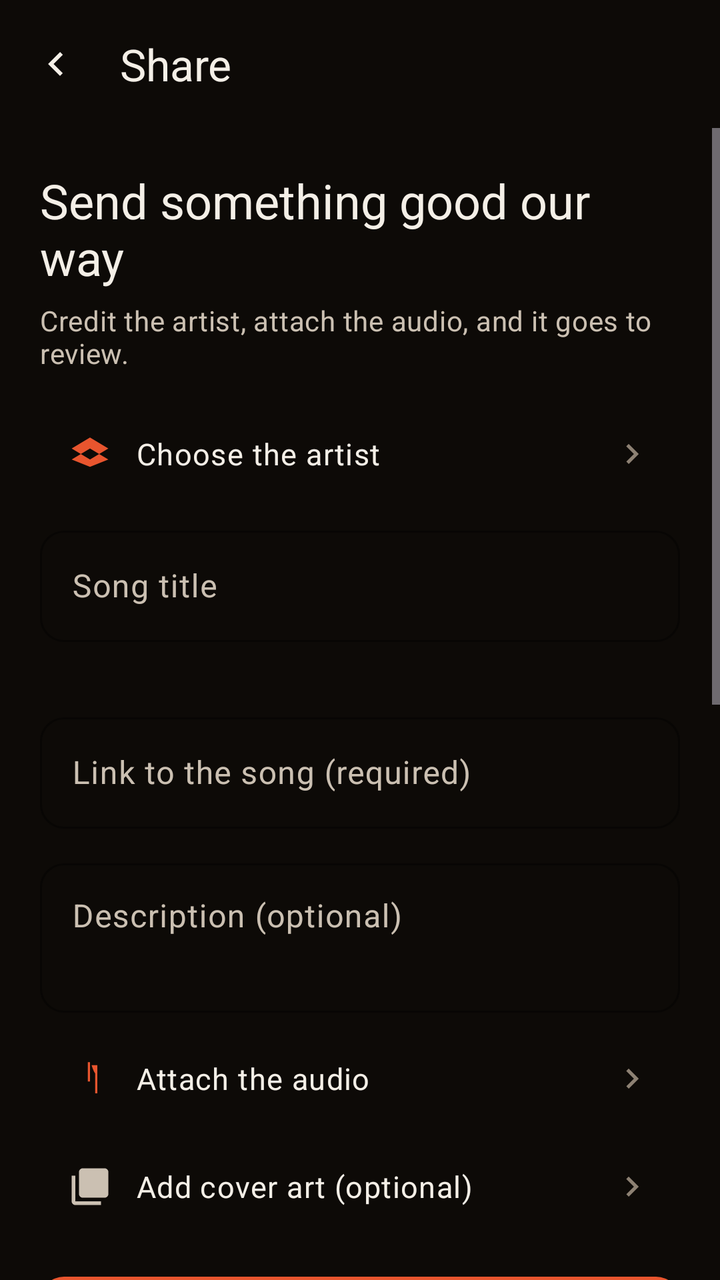
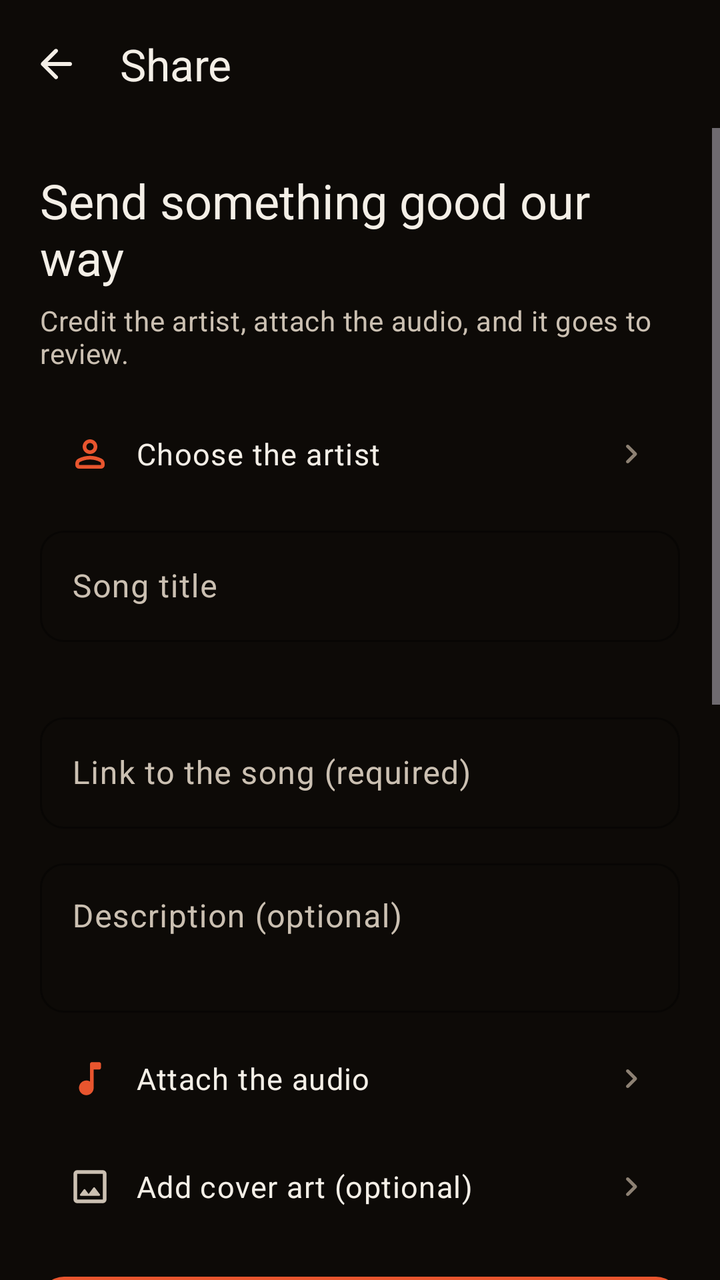

Before-and-after screenshots of an Android layout around one commit, followed by the original layout XML and the change that was made.
<!-- AndroidManifest.xml: activity theme Theme.Oru -->
<!-- res/layout/activity_share.xml -->
<?xml version="1.0" encoding="utf-8"?>
<androidx.coordinatorlayout.widget.CoordinatorLayout
    xmlns:android="http://schemas.android.com/apk/res/android"
    xmlns:app="http://schemas.android.com/apk/res-auto"
    android:layout_width="match_parent"
    android:layout_height="match_parent"
    android:background="@color/paper_deep">

    <com.google.android.material.appbar.AppBarLayout
        android:layout_width="match_parent"
        android:layout_height="wrap_content"
        android:background="@color/paper_deep">

        <com.google.android.material.appbar.MaterialToolbar
            android:id="@+id/toolbar"
            android:layout_width="match_parent"
            android:layout_height="?attr/actionBarSize"
            app:navigationIcon="@drawable/ic_arrow_left"
            app:navigationIconTint="@color/ink"
            app:title="Share"
            app:titleTextColor="@color/ink" />

    </com.google.android.material.appbar.AppBarLayout>

    <ScrollView
        android:layout_width="match_parent"
        android:layout_height="match_parent"
        android:fillViewport="true"
        app:layout_behavior="@string/appbar_scrolling_view_behavior">

        <LinearLayout
            android:layout_width="match_parent"
            android:layout_height="wrap_content"
            android:orientation="vertical"
            android:padding="20dp">

            <TextView
                android:layout_width="match_parent"
                android:layout_height="wrap_content"
                android:text="Send something good our way"
                android:textAppearance="@style/TextAppearance.Oru.Headline"
                android:textColor="@color/ink" />

            <TextView
                android:layout_width="match_parent"
                android:layout_height="wrap_content"
                android:layout_marginTop="6dp"
                android:text="Credit the artist, attach the audio, and it goes to review."
                android:textAppearance="@style/TextAppearance.Oru.BodySoft"
                android:textColor="@color/ink_soft" />

            <LinearLayout
                android:id="@+id/artistButton"
                android:layout_width="match_parent"
                android:layout_height="wrap_content"
                android:layout_marginTop="16dp"
                android:background="?attr/selectableItemBackground"
                android:gravity="center_vertical"
                android:orientation="horizontal"
                android:padding="14dp">

                <ImageView
                    android:layout_width="22dp"
                    android:layout_height="22dp"
                    android:contentDescription="@null"
                    android:src="@drawable/ic_artist"
                    android:tint="@color/flame" />

                <TextView
                    android:id="@+id/artistText"
                    android:layout_width="0dp"
                    android:layout_height="wrap_content"
                    android:layout_marginStart="12dp"
                    android:layout_weight="1"
                    android:ellipsize="end"
                    android:maxLines="1"
                    android:text="Choose the artist"
                    android:textAppearance="@style/TextAppearance.Oru.Body"
                    android:textColor="@color/ink" />

                <ImageView
                    android:layout_width="20dp"
                    android:layout_height="20dp"
                    android:contentDescription="@null"
                    android:src="@drawable/ic_chevron_right"
                    android:tint="@color/ink_faint" />

            </LinearLayout>

            <com.google.android.material.textfield.TextInputLayout
                android:id="@+id/titleLayout"
                style="@style/Widget.Oru.TextInputLayout"
                android:layout_width="match_parent"
                android:layout_height="wrap_content"
                android:layout_marginTop="8dp"
                android:hint="Song title"
                app:errorEnabled="true">

                <com.google.android.material.textfield.TextInputEditText
                    android:id="@+id/titleEditText"
                    android:layout_width="match_parent"
                    android:layout_height="wrap_content"
                    android:inputType="textCapSentences"
                    android:maxLines="1" />

            </com.google.android.material.textfield.TextInputLayout>

            <com.google.android.material.textfield.TextInputLayout
                android:id="@+id/sourceLayout"
                style="@style/Widget.Oru.TextInputLayout"
                android:layout_width="match_parent"
                android:layout_height="wrap_content"
                android:layout_marginTop="12dp"
                android:hint="Link to the song (required)">

                <com.google.android.material.textfield.TextInputEditText
                    android:id="@+id/sourceEditText"
                    android:layout_width="match_parent"
                    android:layout_height="wrap_content"
                    android:inputType="textUri"
                    android:maxLines="1" />

            </com.google.android.material.textfield.TextInputLayout>

            <com.google.android.material.textfield.TextInputLayout
                android:id="@+id/descriptionLayout"
                style="@style/Widget.Oru.TextInputLayout"
                android:layout_width="match_parent"
                android:layout_height="wrap_content"
                android:layout_marginTop="12dp"
                android:hint="Description (optional)">

                <com.google.android.material.textfield.TextInputEditText
                    android:id="@+id/descriptionEditText"
                    android:layout_width="match_parent"
                    android:layout_height="wrap_content"
                    android:gravity="top"
                    android:inputType="textCapSentences|textMultiLine"
                    android:minLines="2" />

            </com.google.android.material.textfield.TextInputLayout>

            <LinearLayout
                android:id="@+id/audioButton"
                android:layout_width="match_parent"
                android:layout_height="wrap_content"
                android:layout_marginTop="8dp"
                android:background="?attr/selectableItemBackground"
                android:gravity="center_vertical"
                android:orientation="horizontal"
                android:padding="14dp">

                <ImageView
                    android:layout_width="22dp"
                    android:layout_height="22dp"
                    android:contentDescription="@null"
                    android:src="@drawable/ic_music"
                    android:tint="@color/flame" />

                <TextView
                    android:id="@+id/audioText"
                    android:layout_width="0dp"
                    android:layout_height="wrap_content"
                    android:layout_marginStart="12dp"
                    android:layout_weight="1"
                    android:ellipsize="middle"
                    android:maxLines="1"
                    android:text="Attach the audio"
                    android:textAppearance="@style/TextAppearance.Oru.Body"
                    android:textColor="@color/ink" />

                <ImageView
                    android:layout_width="20dp"
                    android:layout_height="20dp"
                    android:contentDescription="@null"
                    android:src="@drawable/ic_chevron_right"
                    android:tint="@color/ink_faint" />

            </LinearLayout>

            <LinearLayout
                android:id="@+id/coverButton"
                android:layout_width="match_parent"
                android:layout_height="wrap_content"
                android:layout_marginTop="4dp"
                android:background="?attr/selectableItemBackground"
                android:gravity="center_vertical"
                android:orientation="horizontal"
                android:padding="14dp">

                <ImageView
                    android:layout_width="22dp"
                    android:layout_height="22dp"
                    android:contentDescription="@null"
                    android:src="@drawable/ic_library"
                    android:tint="@color/ink_soft" />

                <TextView
                    android:id="@+id/coverText"
                    android:layout_width="0dp"
                    android:layout_height="wrap_content"
                    android:layout_marginStart="12dp"
                    android:layout_weight="1"
                    android:ellipsize="middle"
                    android:maxLines="1"
                    android:text="Add cover art (optional)"
                    android:textAppearance="@style/TextAppearance.Oru.Body"
                    android:textColor="@color/ink" />

                <ImageView
                    android:layout_width="20dp"
                    android:layout_height="20dp"
                    android:contentDescription="@null"
                    android:src="@drawable/ic_chevron_right"
                    android:tint="@color/ink_faint" />

            </LinearLayout>

            <com.google.android.material.button.MaterialButton
                android:id="@+id/shareButton"
                style="@style/Widget.Oru.Button"
                android:layout_width="match_parent"
                android:layout_height="wrap_content"
                android:layout_marginTop="16dp"
                android:text="Share song" />

            <View
                android:layout_width="match_parent"
                android:layout_height="1dp"
                android:layout_marginVertical="24dp"
                android:background="@color/hair" />

            <TextView
                android:layout_width="match_parent"
                android:layout_height="wrap_content"
                android:text="Or point us at a link"
                android:textAppearance="@style/TextAppearance.Oru.Title"
                android:textColor="@color/ink" />

            <com.google.android.material.textfield.TextInputLayout
                android:id="@+id/linkTitleLayout"
                style="@style/Widget.Oru.TextInputLayout"
                android:layout_width="match_parent"
                android:layout_height="wrap_content"
                android:layout_marginTop="12dp"
                android:hint="Song title"
                app:errorEnabled="true">

                <com.google.android.material.textfield.TextInputEditText
                    android:id="@+id/linkTitleEditText"
                    android:layout_width="match_parent"
                    android:layout_height="wrap_content"
                    android:inputType="textCapSentences"
                    android:maxLines="1" />

            </com.google.android.material.textfield.TextInputLayout>

            <com.google.android.material.textfield.TextInputLayout
                android:id="@+id/linkArtistLayout"
                style="@style/Widget.Oru.TextInputLayout"
                android:layout_width="match_parent"
                android:layout_height="wrap_content"
                android:layout_marginTop="12dp"
                android:hint="Artist name"
                app:errorEnabled="true">

                <com.google.android.material.textfield.TextInputEditText
                    android:id="@+id/linkArtistEditText"
                    android:layout_width="match_parent"
                    android:layout_height="wrap_content"
                    android:inputType="textCapWords"
                    android:maxLines="1" />

            </com.google.android.material.textfield.TextInputLayout>

            <com.google.android.material.textfield.TextInputLayout
                android:id="@+id/linkUrlLayout"
                style="@style/Widget.Oru.TextInputLayout"
                android:layout_width="match_parent"
                android:layout_height="wrap_content"
                android:layout_marginTop="12dp"
                android:hint="Link to the song"
                app:errorEnabled="true">

                <com.google.android.material.textfield.TextInputEditText
                    android:id="@+id/linkUrlEditText"
                    android:layout_width="match_parent"
                    android:layout_height="wrap_content"
                    android:inputType="textUri"
                    android:maxLines="1" />

            </com.google.android.material.textfield.TextInputLayout>

            <com.google.android.material.textfield.TextInputLayout
                android:id="@+id/linkNoteLayout"
                style="@style/Widget.Oru.TextInputLayout"
                android:layout_width="match_parent"
                android:layout_height="wrap_content"
                android:layout_marginTop="12dp"
                android:hint="Why it's worth hearing (optional)">

                <com.google.android.material.textfield.TextInputEditText
                    android:id="@+id/linkNoteEditText"
                    android:layout_width="match_parent"
                    android:layout_height="wrap_content"
                    android:gravity="top"
                    android:inputType="textCapSentences|textMultiLine"
                    android:minLines="2" />

            </com.google.android.material.textfield.TextInputLayout>

            <com.google.android.material.button.MaterialButton
                android:id="@+id/linkButton"
                style="@style/Widget.Oru.Button.Outlined"
                android:layout_width="match_parent"
                android:layout_height="wrap_content"
                android:layout_marginTop="16dp"
                android:text="Share link" />

            <TextView
                android:id="@+id/statusText"
                android:layout_width="match_parent"
                android:layout_height="wrap_content"
                android:layout_marginTop="12dp"
                android:textAppearance="@style/TextAppearance.Oru.BodySoft"
                android:textColor="@color/flame"
                android:visibility="gone" />

            <ProgressBar
                android:id="@+id/progressBar"
                android:layout_width="wrap_content"
                android:layout_height="wrap_content"
                android:layout_gravity="center_horizontal"
                android:layout_marginTop="12dp"
                android:indeterminateTint="@color/flame"
                android:visibility="gone" />

        </LinearLayout>

    </ScrollView>

</androidx.coordinatorlayout.widget.CoordinatorLayout>
<!-- resources referenced by this layout -->
<resources>
  <color name="flame">#E8552E</color>
  <color name="hair">#382C22</color>
  <color name="ink">#F4EFE7</color>
  <color name="ink_faint">#8D8173</color>
  <color name="ink_soft">#CBC0B2</color>
  <color name="paper_deep">#0D0A07</color>
  <!-- drawable ic_arrow_left (drawable) -->
  <?xml version="1.0" encoding="utf-8"?>
  <vector xmlns:android="http://schemas.android.com/apk/res/android"
      android:width="24dp"
      android:height="24dp"
      android:viewportWidth="24"
      android:viewportHeight="24">
      <path
          android:fillColor="@color/ink_soft"
          android:pathData="M15.41,7.41L14,6L8,12L14,18L15.41,16.59L10.83,12L15.41,7.41z"/>
  </vector>
  <!-- drawable ic_artist (drawable) -->
  <vector xmlns:android="http://schemas.android.com/apk/res/android"
      android:width="24dp" android:height="24dp"
      android:viewportWidth="24" android:viewportHeight="24">
      <path android:fillColor="@color/ink_soft"
          android:pathData="M12,3L2,9L12,15L22,9L12,3M12,19L2,15L12,9L22,15L12,19Z"/>
  </vector>
  <!-- drawable ic_chevron_right (drawable) -->
  <vector xmlns:android="http://schemas.android.com/apk/res/android"
      android:width="24dp" android:height="24dp"
      android:viewportWidth="24" android:viewportHeight="24">
      <path android:fillColor="@color/ink_faint"
          android:pathData="M10,6L8.59,7.41 13.17,12l-4.58,4.59L10,18l6,-6z"/>
  </vector>
  <!-- drawable ic_library (drawable) -->
  <vector xmlns:android="http://schemas.android.com/apk/res/android"
      android:width="24dp" android:height="24dp"
      android:viewportWidth="24" android:viewportHeight="24">
      <path android:fillColor="@color/ink_soft"
          android:pathData="M4,6H2v14c0,1.1 0.9,2 2,2h14v-2H4V6zM20,2H8c-1.1,0 -2,0.9 -2,2v12c0,1.1 0.9,2 2,2h12c1.1,0 2,-0.9 2,-2V4c0,-1.1 -0.9,-2 -2,-2zM14,10c0,-1.1 -0.9,-2 -2,-2s-2,0.9 -2,2 0.9,2 2,2 2,-0.9 2,-2z"/>
  </vector>
  <!-- drawable ic_music (drawable) -->
  <vector xmlns:android="http://schemas.android.com/apk/res/android"
      android:width="24dp" android:height="24dp"
      android:viewportWidth="24" android:viewportHeight="24">
      <path android:fillColor="@color/flame"
          android:pathData="M12,3v10.55c-.59,0 -1.15,0 -1.15,0V3s4.01,0 4.01,0
              4.01,0 4.01,0V3M12,20c4.01,0 4.01,0 4.01,0V8.55c0,0 0,0 -1.15,0
              V20M16,4.63c0,0 -1.62,0 -3.12,0c0,0 1.5,5.37 3.12,5.37zM12,14.63z"/>
  </vector>
  <color name="night">#0D0A07</color>
  <color name="paper">#17120E</color>
  <color name="card">#211A14</color>
  <color name="card_hi">#2C231B</color>
  <color name="flame_ink">#FF6A44</color>
  <color name="flame_soft">#29140E</color>
  <!-- unchanged entries left out for length: 8 -->
</resources>

<!-- the commit's change to res/layout/activity_share.xml (unified diff, before → after) -->
@@ -192,7 +192,7 @@
                     android:layout_width="22dp"
                     android:layout_height="22dp"
                     android:contentDescription="@null"
-                    android:src="@drawable/ic_library"
+                    android:src="@drawable/ic_image"
                     android:tint="@color/ink_soft" />
 
                 <TextView
<!-- resource entries referenced after the edit -->
@@ -9,43 +9,57 @@
   <!-- drawable ic_arrow_left (drawable) -->
   <?xml version="1.0" encoding="utf-8"?>
   <vector xmlns:android="http://schemas.android.com/apk/res/android"
-      android:width="24dp"
-      android:height="24dp"
-      android:viewportWidth="24"
-      android:viewportHeight="24">
-      <path
-          android:fillColor="@color/ink_soft"
-          android:pathData="M15.41,7.41L14,6L8,12L14,18L15.41,16.59L10.83,12L15.41,7.41z"/>
+      android:width="24dp" android:height="24dp"
+      android:viewportWidth="960" android:viewportHeight="960">
+      <group android:translateY="960">
+          <path
+              android:fillColor="@color/ink_soft"
+              android:pathData="m313-440 196 196q12 12 11.5 28T508-188q-12 11-28 11.5T452-188L188-452q-6-6-8.5-13t-2.5-15q0-8 2.5-15t8.5-13l264-264q11-11 27.5-11t28.5 11q12 12 12 28.5T508-715L313-520h447q17 0 28.5 11.5T800-480q0 17-11.5 28.5T760-440H313Z" />
+      </group>
   </vector>
   <!-- drawable ic_artist (drawable) -->
+  <?xml version="1.0" encoding="utf-8"?>
   <vector xmlns:android="http://schemas.android.com/apk/res/android"
       android:width="24dp" android:height="24dp"
-      android:viewportWidth="24" android:viewportHeight="24">
-      <path android:fillColor="@color/ink_soft"
-          android:pathData="M12,3L2,9L12,15L22,9L12,3M12,19L2,15L12,9L22,15L12,19Z"/>
+      android:viewportWidth="960" android:viewportHeight="960">
+      <group android:translateY="960">
+          <path
+              android:fillColor="@color/ink_soft"
+              android:pathData="M480-480q-66 0-113-47t-47-113q0-66 47-113t113-47q66 0 113 47t47 113q0 66-47 113t-113 47ZM160-240v-32q0-34 17.5-62.5T224-378q62-31 126-46.5T480-440q66 0 130 15.5T736-378q29 15 46.5 43.5T800-272v32q0 33-23.5 56.5T720-160H240q-33 0-56.5-23.5T160-240Zm80 0h480v-32q0-11-5.5-20T700-306q-54-27-109-40.5T480-360q-56 0-111 13.5T260-306q-9 5-14.5 14t-5.5 20v32Zm240-320q33 0 56.5-23.5T560-640q0-33-23.5-56.5T480-720q-33 0-56.5 23.5T400-640q0 33 23.5 56.5T480-560Zm0-80Zm0 400Z" />
+      </group>
   </vector>
   <!-- drawable ic_chevron_right (drawable) -->
+  <?xml version="1.0" encoding="utf-8"?>
   <vector xmlns:android="http://schemas.android.com/apk/res/android"
       android:width="24dp" android:height="24dp"
-      android:viewportWidth="24" android:viewportHeight="24">
-      <path android:fillColor="@color/ink_faint"
-          android:pathData="M10,6L8.59,7.41 13.17,12l-4.58,4.59L10,18l6,-6z"/>
+      android:viewportWidth="960" android:viewportHeight="960">
+      <group android:translateY="960">
+          <path
+              android:fillColor="@color/ink_soft"
+              android:pathData="M504-480 348-636q-11-11-11-28t11-28q11-11 28-11t28 11l184 184q6 6 8.5 13t2.5 15q0 8-2.5 15t-8.5 13L404-268q-11 11-28 11t-28-11q-11-11-11-28t11-28l156-156Z" />
+      </group>
   </vector>
-  <!-- drawable ic_library (drawable) -->
+  <!-- drawable ic_image (drawable) -->
+  <?xml version="1.0" encoding="utf-8"?>
   <vector xmlns:android="http://schemas.android.com/apk/res/android"
       android:width="24dp" android:height="24dp"
-      android:viewportWidth="24" android:viewportHeight="24">
-      <path android:fillColor="@color/ink_soft"
-          android:pathData="M4,6H2v14c0,1.1 0.9,2 2,2h14v-2H4V6zM20,2H8c-1.1,0 -2,0.9 -2,2v12c0,1.1 0.9,2 2,2h12c1.1,0 2,-0.9 2,-2V4c0,-1.1 -0.9,-2 -2,-2zM14,10c0,-1.1 -0.9,-2 -2,-2s-2,0.9 -2,2 0.9,2 2,2 2,-0.9 2,-2z"/>
+      android:viewportWidth="960" android:viewportHeight="960">
+      <group android:translateY="960">
+          <path
+              android:fillColor="@color/ink_soft"
+              android:pathData="M200-120q-33 0-56.5-23.5T120-200v-560q0-33 23.5-56.5T200-840h560q33 0 56.5 23.5T840-760v560q0 33-23.5 56.5T760-120H200Zm0-80h560v-560H200v560Zm0 0v-560 560Zm80-80h400q12 0 18-11t-2-21L586-459q-6-8-16-8t-16 8L450-320l-74-99q-6-8-16-8t-16 8l-80 107q-8 10-2 21t18 11Z" />
+      </group>
   </vector>
   <!-- drawable ic_music (drawable) -->
+  <?xml version="1.0" encoding="utf-8"?>
   <vector xmlns:android="http://schemas.android.com/apk/res/android"
       android:width="24dp" android:height="24dp"
-      android:viewportWidth="24" android:viewportHeight="24">
-      <path android:fillColor="@color/flame"
-          android:pathData="M12,3v10.55c-.59,0 -1.15,0 -1.15,0V3s4.01,0 4.01,0
-              4.01,0 4.01,0V3M12,20c4.01,0 4.01,0 4.01,0V8.55c0,0 0,0 -1.15,0
-              V20M16,4.63c0,0 -1.62,0 -3.12,0c0,0 1.5,5.37 3.12,5.37zM12,14.63z"/>
+      android:viewportWidth="960" android:viewportHeight="960">
+      <group android:translateY="960">
+          <path
+              android:fillColor="@color/ink_soft"
+              android:pathData="M400-120q-66 0-113-47t-47-113q0-66 47-113t113-47q23 0 42.5 5.5T480-418v-382q0-17 11.5-28.5T520-840h160q17 0 28.5 11.5T720-800v80q0 17-11.5 28.5T680-680H560v400q0 66-47 113t-113 47Z" />
+      </group>
   </vector>
   <color name="night">#0D0A07</color>
   <color name="paper">#17120E</color>
